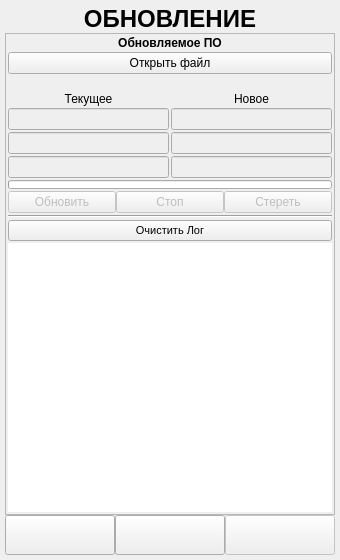
This is ANDROID_FORMS/firmware_updating_form.ui in DavidSiegman/PLC_RF_Configurator as Qt 5 draws it before an edit. The edited form follows.
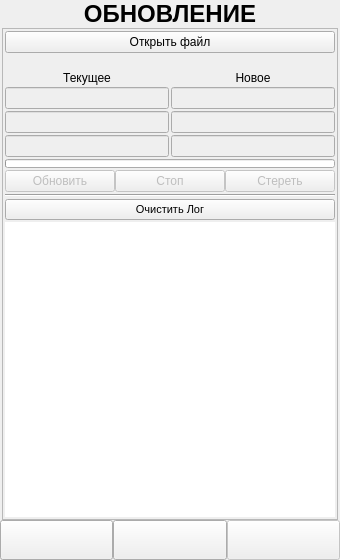
This is the edited form. Icons and pictures are not drawn.

Diff of the .ui file:
```diff
--- a/ANDROID_FORMS/firmware_updating_form.ui
+++ b/ANDROID_FORMS/firmware_updating_form.ui
@@ -13,21 +13,21 @@
   <property name="windowTitle">
    <string>Form</string>
   </property>
-  <layout class="QVBoxLayout" name="verticalLayout">
+  <layout class="QVBoxLayout" name="verticalLayout_2">
    <property name="spacing">
     <number>0</number>
    </property>
    <property name="leftMargin">
-    <number>5</number>
+    <number>0</number>
    </property>
    <property name="topMargin">
-    <number>5</number>
+    <number>0</number>
    </property>
    <property name="rightMargin">
-    <number>5</number>
+    <number>0</number>
    </property>
    <property name="bottomMargin">
-    <number>5</number>
+    <number>0</number>
    </property>
    <item>
     <widget class="QLabel" name="label_1">
@@ -60,6 +60,27 @@
     </widget>
    </item>
    <item>
+    <widget class="QWidget" name="Main_Widget" native="true">
+     <property name="styleSheet">
+      <string notr="true"/>
+     </property>
+     <layout class="QVBoxLayout" name="verticalLayout_5">
+      <property name="spacing">
+       <number>0</number>
+      </property>
+      <property name="leftMargin">
+       <number>2</number>
+      </property>
+      <property name="topMargin">
+       <number>0</number>
+      </property>
+      <property name="rightMargin">
+       <number>2</number>
+      </property>
+      <property name="bottomMargin">
+       <number>0</number>
+      </property>
+      <item>
     <widget class="QScrollArea" name="scrollArea">
      <property name="sizePolicy">
       <sizepolicy hsizetype="Minimum" vsizetype="Expanding">
@@ -78,8 +99,8 @@
        <rect>
         <x>0</x>
         <y>0</y>
-        <width>328</width>
-        <height>466</height>
+           <width>334</width>
+           <height>486</height>
        </rect>
       </property>
       <layout class="QVBoxLayout" name="verticalLayout_3">
@@ -98,41 +119,6 @@
        <property name="bottomMargin">
         <number>2</number>
        </property>
-       <item>
-        <widget class="QLabel" name="label_2">
-         <property name="sizePolicy">
-          <sizepolicy hsizetype="Expanding" vsizetype="Minimum">
-           <horstretch>0</horstretch>
-           <verstretch>0</verstretch>
-          </sizepolicy>
-         </property>
-         <property name="minimumSize">
-          <size>
-           <width>0</width>
-           <height>0</height>
-          </size>
-         </property>
-         <property name="maximumSize">
-          <size>
-           <width>16777215</width>
-           <height>16777215</height>
-          </size>
-         </property>
-         <property name="font">
-          <font>
-           <family>Microsoft YaHei UI</family>
-           <weight>75</weight>
-           <bold>true</bold>
-          </font>
-         </property>
-         <property name="text">
-          <string>Обновляемое ПО</string>
-         </property>
-         <property name="alignment">
-          <set>Qt::AlignCenter</set>
-         </property>
-        </widget>
-       </item>
        <item>
         <widget class="QPushButton" name="OpenBin">
          <property name="sizePolicy">
@@ -654,6 +640,9 @@
      </widget>
     </widget>
    </item>
+     </layout>
+    </widget>
+   </item>
    <item>
     <widget class="QWidget" name="DownPanel_Widget" native="true">
      <property name="styleSheet">
@@ -748,6 +737,27 @@
          </widget>
         </item>
         <item>
+         <widget class="QWidget" name="Next_Widget" native="true">
+          <property name="enabled">
+           <bool>false</bool>
+          </property>
+          <layout class="QVBoxLayout" name="verticalLayout">
+           <property name="spacing">
+            <number>0</number>
+           </property>
+           <property name="leftMargin">
+            <number>0</number>
+           </property>
+           <property name="topMargin">
+            <number>0</number>
+           </property>
+           <property name="rightMargin">
+            <number>0</number>
+           </property>
+           <property name="bottomMargin">
+            <number>0</number>
+           </property>
+           <item>
          <widget class="QPushButton" name="Next">
           <property name="enabled">
            <bool>false</bool>
@@ -777,6 +787,9 @@
             <height>30</height>
            </size>
           </property>
+            </widget>
+           </item>
+          </layout>
          </widget>
         </item>
        </layout>
```
Left out of the diff: 3 changed lines with no effect on the pictures. Lines whose indentation alone changed are shown as unchanged.
